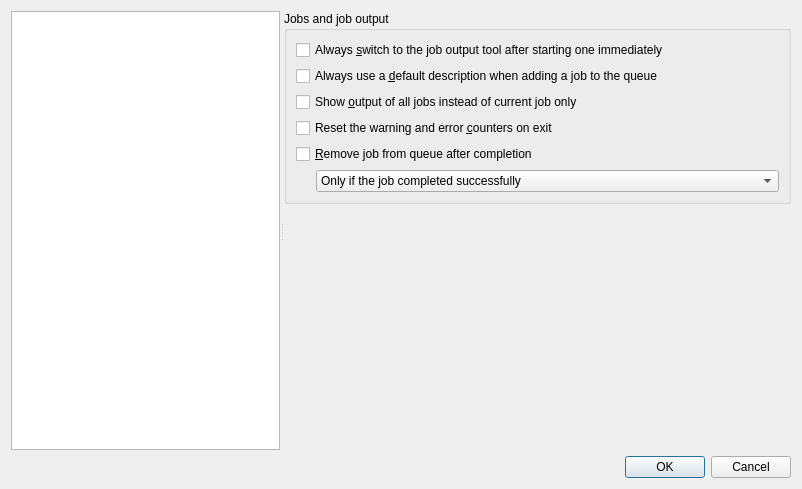
Qt form src/mkvtoolnix-gui/forms/main_window/preferences_dialog.ui (jpsdr/MKVToolnix-Windows-7) before a commit.
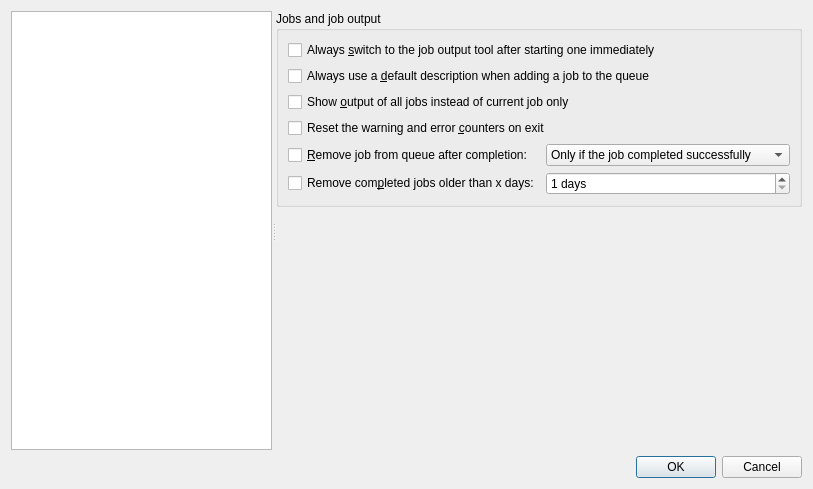
The same form after that commit. The open tabs and pages were chosen to show the change. Icons and pictures are not drawn. Custom widgets are drawn as their Qt base class.

Commit message: GUI: auto-remove completed jobs older than 14 days

Patch:
```diff
--- a/src/mkvtoolnix-gui/forms/main_window/preferences_dialog.ui
+++ b/src/mkvtoolnix-gui/forms/main_window/preferences_dialog.ui
@@ -6,7 +6,7 @@
    <rect>
     <x>0</x>
     <y>0</y>
-    <width>802</width>
+    <width>813</width>
     <height>489</height>
    </rect>
   </property>
@@ -1238,31 +1238,15 @@
             </widget>
            </item>
            <item>
-            <widget class="QCheckBox" name="cbGuiRemoveJobs">
-             <property name="text">
-              <string>&amp;Remove job from queue after completion</string>
-             </property>
-            </widget>
-           </item>
-           <item>
-            <layout class="QHBoxLayout" name="horizontalLayout_3">
-             <item>
-              <spacer name="horizontalSpacer_2">
-               <property name="orientation">
-                <enum>Qt::Horizontal</enum>
+            <layout class="QGridLayout" name="gridLayout_7">
+             <item row="0" column="0">
+              <widget class="QCheckBox" name="cbGuiRemoveJobs">
+               <property name="text">
+                <string>&amp;Remove job from queue after completion:</string>
                </property>
-               <property name="sizeType">
-                <enum>QSizePolicy::Fixed</enum>
-               </property>
-               <property name="sizeHint" stdset="0">
-                <size>
-                 <width>20</width>
-                 <height>20</height>
-                </size>
-               </property>
-              </spacer>
+              </widget>
              </item>
-             <item>
+             <item row="0" column="1">
               <widget class="QComboBox" name="cbGuiJobRemovalPolicy">
                <item>
                 <property name="text">
@@ -1281,6 +1265,26 @@
                </item>
               </widget>
              </item>
+             <item row="1" column="0">
+              <widget class="QCheckBox" name="cbGuiRemoveOldJobs">
+               <property name="text">
+                <string>Remove com&amp;pleted jobs older than x days:</string>
+               </property>
+              </widget>
+             </item>
+             <item row="1" column="1">
+              <widget class="QSpinBox" name="sbGuiRemoveOldJobsDays">
+               <property name="suffix">
+                <string notr="true"> days</string>
+               </property>
+               <property name="minimum">
+                <number>1</number>
+               </property>
+               <property name="maximum">
+                <number>365</number>
+               </property>
+              </widget>
+             </item>
             </layout>
            </item>
           </layout>
```
Left out of the diff: 8 changed lines with no effect on the pictures. The commit also changes 6 other files.
